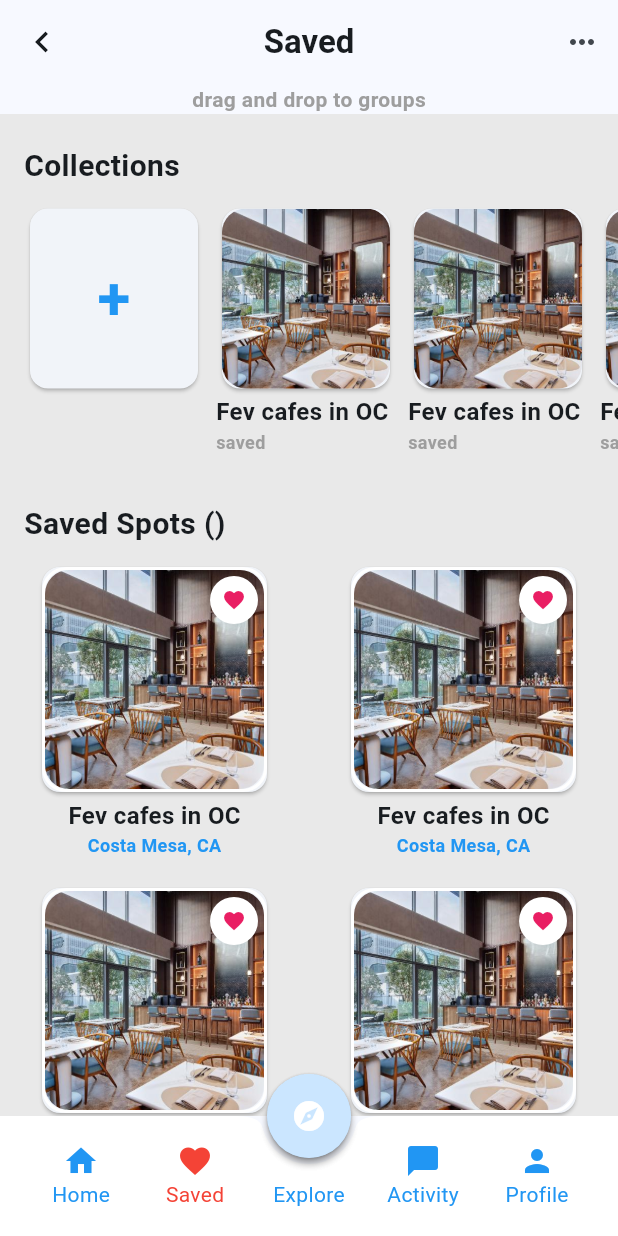
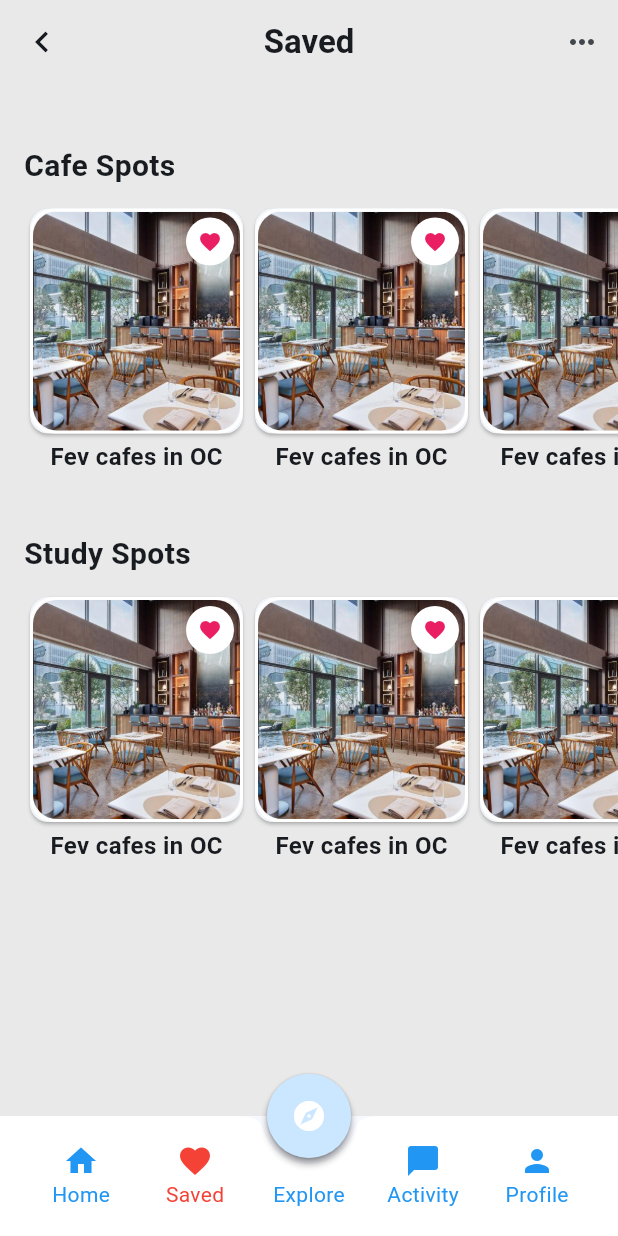
Before and after one commit to SpotSpots/spots_front, a Flutter app: the screen it shows once a user with an empty profile is signed in, item 2 of the bottom bar chosen, on a phone screen of 412 x 824 dp. Run offline on Flutter 3.47's test engine with Material 3 defaults, Android fonts, the phone set to English and light mode, and no system bars; our stand-ins replace cloud_firestore, firebase_auth, firebase_core, modal_progress_hud_nsn; accounts and stored records are empty.

Commit message:
[fix] collection 삭제 + cafe spot & study spot으로 변경
- 둘 다 horizontal scroll로 설정
- firebase와 연동 필요
- scroll시 color 변경 안되도록 고정함

```diff
--- a/lib/SavedPage.dart
+++ b/lib/SavedPage.dart
@@ -15,6 +15,7 @@ class _SavedPageState extends State<SavedPage> {
       backgroundColor: Color(0xffE9E9E9),
       appBar: AppBar(
         centerTitle: true,
+        backgroundColor: Colors.transparent, // 고정 색상 지정
         // backgroundColor: Color(0xffE9E9E9),
         title: Text('Saved', style: TextStyle(fontWeight: FontWeight.bold),),
         leading: IconButton(
@@ -36,10 +37,10 @@ class _SavedPageState extends State<SavedPage> {
           child: Container(
             //padding: EdgeInsets.all(8.0),
             alignment: Alignment.center,
-            child: Text(
-              'drag and drop to groups',
-              style: TextStyle(color: Colors.grey, fontWeight: FontWeight.bold),
-            ),
+            // child: Text(
+            //   'drag and drop to groups',
+            //   style: TextStyle(color: Colors.grey, fontWeight: FontWeight.bold),
+            // ),
           ),
         ),
       ),
@@ -47,15 +48,14 @@ class _SavedPageState extends State<SavedPage> {
 
       body: Column(
         children: [
-
-          // 1. Collection horizontal view
+          // 1. Cafe Spots
           const SizedBox(height: 20,),
           const Align(
             alignment: Alignment.centerLeft,
             child: Padding(
               padding: EdgeInsets.symmetric(horizontal: 16.0),
               child: Text(
-                'Collections',
+                'Cafe Spots',
                 style: TextStyle(fontSize: 20, fontWeight: FontWeight.bold),
               ),
             ),
@@ -67,94 +67,6 @@ class _SavedPageState extends State<SavedPage> {
               scrollDirection: Axis.horizontal, // 가로로 스크롤 해서 collections 확인
               itemCount: 4,
               padding: EdgeInsets.symmetric(horizontal: 16),
-              itemBuilder: (context, index) {
-                if (index == 0) {
-                  return Container(
-                    width: 120,
-                    height: 150,
-                    margin: EdgeInsets.only(right: 8),
-                    child: Column(
-                      children: [
-                        Card(
-                          child: ClipRRect(
-                            borderRadius: BorderRadius.circular(16.0),
-                            child: Container(
-                              width: 120,
-                              height: 120,
-                              child: const Center(
-                                child: Text(
-                                  '+',
-                                  style: TextStyle(
-                                    fontSize: 40,
-                                    fontWeight: FontWeight.bold,
-                                    color: Colors.blue,
-                                  ),
-                                ),
-                              ),
-                            ),
-                          ),
-                        ),
-                      ],
-                    ),
-                  );
-                } else {
-                  // Regular treatment for the other containers
-                  return Container(
-                    width: 120,
-                    height: 150,
-                    margin: EdgeInsets.only(right: 8),
-                    child: Column(
-                      crossAxisAlignment: CrossAxisAlignment.start,
-                      children: [
-                        Card(
-                          child: ClipRRect(
-                            borderRadius: BorderRadius.circular(16.0),
-                            child: Container(
-                              width: 120,
-                              height: 120,
-                              child: Image.asset(
-                                'assets/cafe1.png',
-                                fit: BoxFit.fitHeight,
-                              ),
-                            ),
-                          ),
-                        ),
-                        const Text(
-                          'Fev cafes in OC',
-                          style: TextStyle(fontSize: 16, fontWeight: FontWeight.bold),
-                        ),
-                        const Text(
-                          'saved',
-                          style: TextStyle(fontSize: 12, color: Colors.grey, fontWeight: FontWeight.bold),
-                        ),
-                      ],
-                    ),
-                  );
-                }
-              },
-            ),
-            ),
-
-          // 2. Saved Spots (46) view
-          const Align(
-            alignment: Alignment.centerLeft,
-            child: Padding(
-              padding: EdgeInsets.symmetric(horizontal: 16.0),
-              child: Text(
-                'Saved Spots ()',
-                style: TextStyle(fontSize: 20, fontWeight: FontWeight.bold),
-              ),
-            ),
-          ),
-          SizedBox(height: 10,),
-          Flexible(
-            child: GridView.builder(
-              gridDelegate: SliverGridDelegateWithFixedCrossAxisCount(
-                crossAxisCount: 2,
-                //crossAxisSpacing: 6.0, // 아이템 간의 가로 간격
-                mainAxisSpacing: 8.0, // 아이템 간의 세로 간격
-              ),
-              itemCount: 6,
               itemBuilder: (context, index) {
                 return Container(
                   width: 150,
@@ -209,9 +121,85 @@ class _SavedPageState extends State<SavedPage> {
                         'Fev cafes in OC',
                         style: TextStyle(fontSize: 16, fontWeight: FontWeight.bold),
                       ),
+                    ],
+                  ),
+                );
+              },
+            ),
+          ),
+
+          // 2. Study Spots
+          const SizedBox(height: 20,),
+          const Align(
+            alignment: Alignment.centerLeft,
+            child: Padding(
+              padding: EdgeInsets.symmetric(horizontal: 16.0),
+              child: Text(
+                'Study Spots',
+                style: TextStyle(fontSize: 20, fontWeight: FontWeight.bold),
+              ),
+            ),
+          ),
+          SizedBox(height: 10,),
+          SizedBox(
+            height: 200,
+            child: ListView.builder(
+              scrollDirection: Axis.horizontal, // 가로로 스크롤 해서 collections 확인
+              itemCount: 4,
+              padding: EdgeInsets.symmetric(horizontal: 16),
+              itemBuilder: (context, index) {
+                return Container(
+                  width: 150,
+                  height: 210,
+                  child: Column(
+                    crossAxisAlignment: CrossAxisAlignment.center,
+                    children: [
+                      Stack(
+                        children: [
+                          Card(
+                            child: Container(
+                              decoration: BoxDecoration(
+                                borderRadius: BorderRadius.circular(16.0),
+                                border: Border.all(
+                                  color: Colors.white,
+                                  width: 2.0,
+                                ),
+                              ),
+                              width: 150,
+                              height: 150,
+                              child: ClipRRect(
+                                borderRadius: BorderRadius.circular(16.0),
+                                child: Image.asset(
+                                  'assets/cafe1.png',
+                                  fit: BoxFit.fitHeight,
+                                ),
+                              ),
+                            ),
+                          ),
+                          Positioned(
+                            top: 10,
+                            right: 10,
+                            child: Container(
+                              width: 32,
+                              height: 32,
+                              decoration: BoxDecoration(
+                                shape: BoxShape.circle,
+                                color: Colors.white,
+                              ),
+                              child: IconButton(
+                                icon: Icon(Icons.favorite, color: Colors.pink),
+                                onPressed: () {
+                                  print('heart button clicked');
+                                },
+                                iconSize: 16,
+                              ),
+                            ),
+                          ),
+                        ],
+                      ),
                       const Text(
-                        'Costa Mesa, CA',
-                        style: TextStyle(fontSize: 12, color: Colors.blue, fontWeight: FontWeight.bold),
+                        'Fev cafes in OC',
+                        style: TextStyle(fontSize: 16, fontWeight: FontWeight.bold),
                       ),
                     ],
                   ),
@@ -219,8 +207,6 @@ class _SavedPageState extends State<SavedPage> {
               },
             ),
           ),
-
-
         ],
       ),
     );
```
